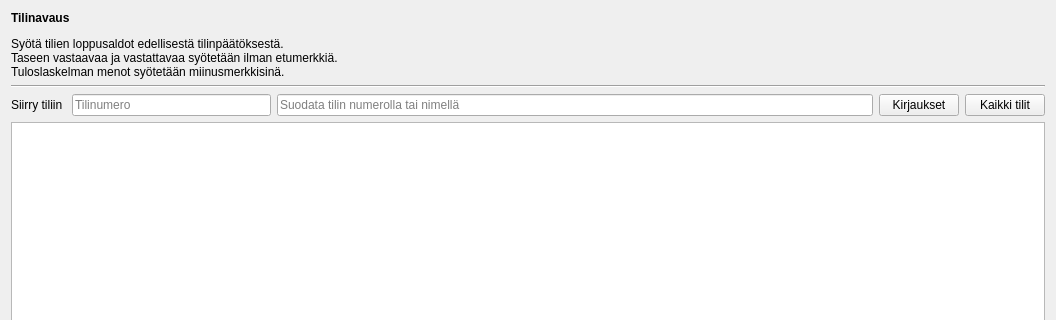
First picture: the form in kitsas/maaritys/tilinavaus.ui, repository artoh/kitupiikki, before the edit; both pictures show x 0 to 1056 and y 0 to 320 of the 1056 by 568 pixel window.
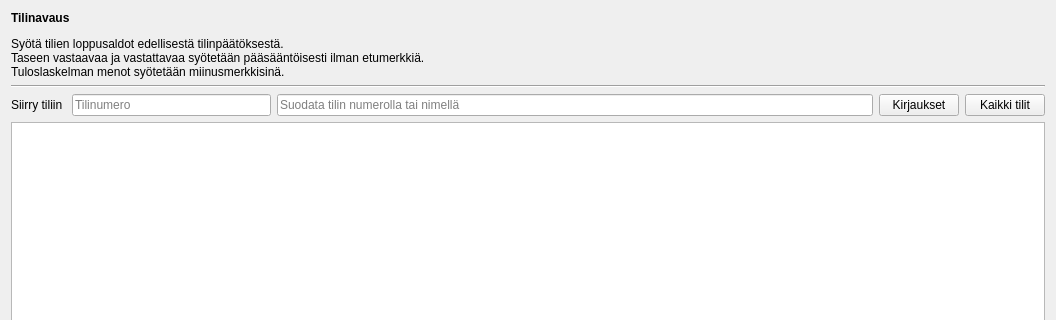
Second picture: the form after the edit. Icons and pictures are not drawn.

Patch:
```diff
--- a/kitsas/maaritys/tilinavaus.ui
+++ b/kitsas/maaritys/tilinavaus.ui
@@ -19,7 +19,7 @@
      <item>
       <widget class="QLabel" name="label">
        <property name="text">
-        <string>&lt;html&gt;&lt;head/&gt;&lt;body&gt;&lt;p&gt;&lt;span style=&quot; font-weight:600;&quot;&gt;Tilinavaus&lt;/span&gt;&lt;/p&gt;&lt;p&gt;Syötä tilien loppusaldot edellisestä tilinpäätöksestä.&lt;br/&gt;Taseen vastaavaa ja vastattavaa syötetään ilman etumerkkiä.&lt;br/&gt;Tuloslaskelman menot syötetään miinusmerkkisinä.&lt;/p&gt;&lt;/body&gt;&lt;/html&gt;</string>
+        <string>&lt;html&gt;&lt;head/&gt;&lt;body&gt;&lt;p&gt;&lt;span style=&quot; font-weight:600;&quot;&gt;Tilinavaus&lt;/span&gt;&lt;/p&gt;&lt;p&gt;Syötä tilien loppusaldot edellisestä tilinpäätöksestä.&lt;br/&gt;Taseen vastaavaa ja vastattavaa syötetään pääsääntöisesti ilman etumerkkiä.&lt;br/&gt;Tuloslaskelman menot syötetään miinusmerkkisinä.&lt;/p&gt;&lt;/body&gt;&lt;/html&gt;</string>
        </property>
       </widget>
      </item>
```
